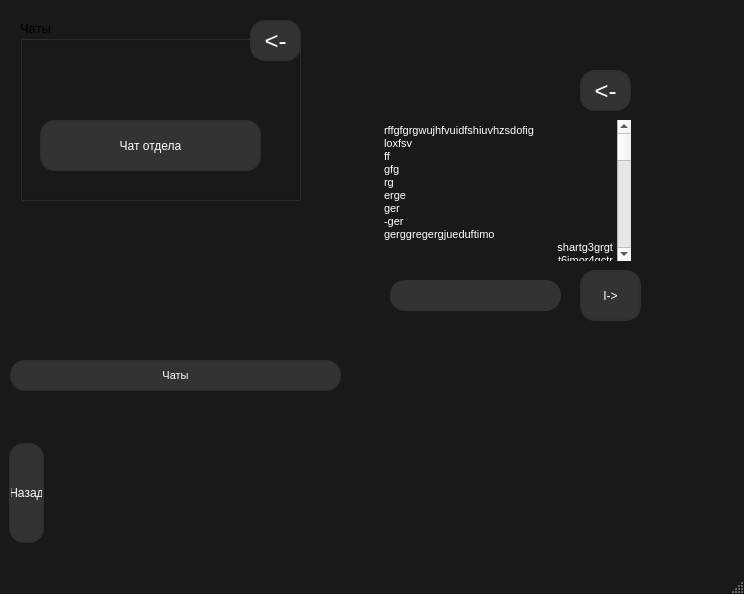
The window that CCPS/work.ui (grigigo/Tankists) describes before a commit, drawn with Qt 5.
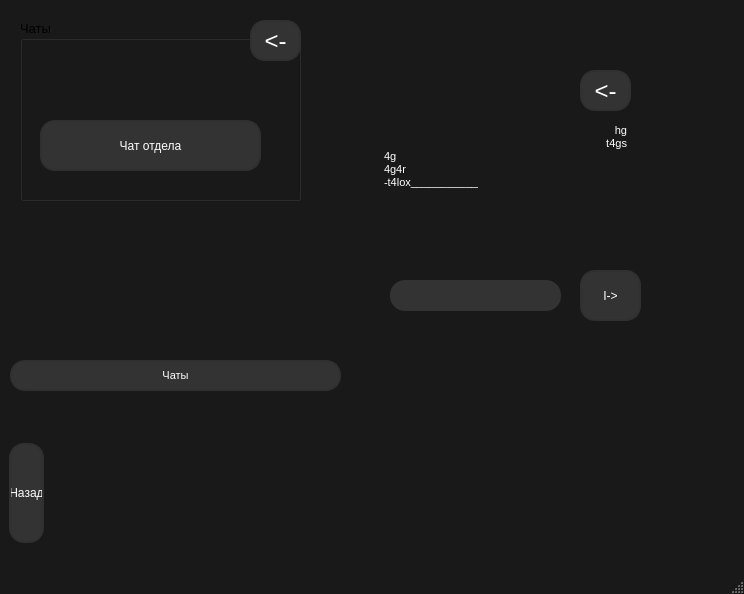
The same window after the commit.

What changed in the file:
```diff
--- a/CCPS/work.ui
+++ b/CCPS/work.ui
@@ -234,157 +234,11 @@
 &lt;html&gt;&lt;head&gt;&lt;meta name=&quot;qrichtext&quot; content=&quot;1&quot; /&gt;&lt;style type=&quot;text/css&quot;&gt;
 p, li { white-space: pre-wrap; }
 &lt;/style&gt;&lt;/head&gt;&lt;body style=&quot; font-family:'MS Shell Dlg 2'; font-size:8.25pt; font-weight:400; font-style:normal;&quot;&gt;
-&lt;p style=&quot; margin-top:0px; margin-bottom:0px; margin-left:0px; margin-right:0px; -qt-block-indent:0; text-indent:0px;&quot;&gt;rffgfgrgwujhfvuidfshiuvhzsdofig&lt;/p&gt;
-&lt;p style=&quot; margin-top:0px; margin-bottom:0px; margin-left:0px; margin-right:0px; -qt-block-indent:0; text-indent:0px;&quot;&gt;loxfsv&lt;/p&gt;
-&lt;p style=&quot; margin-top:0px; margin-bottom:0px; margin-left:0px; margin-right:0px; -qt-block-indent:0; text-indent:0px;&quot;&gt;ff&lt;/p&gt;
-&lt;p style=&quot; margin-top:0px; margin-bottom:0px; margin-left:0px; margin-right:0px; -qt-block-indent:0; text-indent:0px;&quot;&gt;gfg&lt;/p&gt;
-&lt;p style=&quot; margin-top:0px; margin-bottom:0px; margin-left:0px; margin-right:0px; -qt-block-indent:0; text-indent:0px;&quot;&gt;rg&lt;/p&gt;
-&lt;p style=&quot; margin-top:0px; margin-bottom:0px; margin-left:0px; margin-right:0px; -qt-block-indent:0; text-indent:0px;&quot;&gt;erge&lt;/p&gt;
-&lt;p style=&quot; margin-top:0px; margin-bottom:0px; margin-left:0px; margin-right:0px; -qt-block-indent:0; text-indent:0px;&quot;&gt;ger&lt;/p&gt;
-&lt;p style=&quot; margin-top:0px; margin-bottom:0px; margin-left:0px; margin-right:0px; -qt-block-indent:0; text-indent:0px;&quot;&gt;-ger&lt;/p&gt;
-&lt;p style=&quot; margin-top:0px; margin-bottom:0px; margin-left:0px; margin-right:0px; -qt-block-indent:0; text-indent:0px;&quot;&gt;gerggregergjueduftimo&lt;/p&gt;
-&lt;p align=&quot;right&quot; style=&quot; margin-top:0px; margin-bottom:0px; margin-left:0px; margin-right:0px; -qt-block-indent:0; text-indent:0px;&quot;&gt;shartg3grgt&lt;/p&gt;
-&lt;p align=&quot;right&quot; style=&quot; margin-top:0px; margin-bottom:0px; margin-left:0px; margin-right:0px; -qt-block-indent:0; text-indent:0px;&quot;&gt;t6imor4gctr&lt;/p&gt;
-&lt;p align=&quot;right&quot; style=&quot; margin-top:0px; margin-bottom:0px; margin-left:0px; margin-right:0px; -qt-block-indent:0; text-indent:0px;&quot;&gt;htrhg&lt;/p&gt;
+&lt;p align=&quot;right&quot; style=&quot; margin-top:0px; margin-bottom:0px; margin-left:0px; margin-right:0px; -qt-block-indent:0; text-indent:0px;&quot;&gt;hg&lt;/p&gt;
 &lt;p align=&quot;right&quot; style=&quot; margin-top:0px; margin-bottom:0px; margin-left:0px; margin-right:0px; -qt-block-indent:0; text-indent:0px;&quot;&gt;t4gs&lt;/p&gt;
-&lt;p align=&quot;right&quot; style=&quot; margin-top:0px; margin-bottom:0px; margin-left:0px; margin-right:0px; -qt-block-indent:0; text-indent:0px;&quot;&gt;4g&lt;/p&gt;
-&lt;p align=&quot;right&quot; style=&quot; margin-top:0px; margin-bottom:0px; margin-left:0px; margin-right:0px; -qt-block-indent:0; text-indent:0px;&quot;&gt;4g4r&lt;/p&gt;
-&lt;p align=&quot;right&quot; style=&quot; margin-top:0px; margin-bottom:0px; margin-left:0px; margin-right:0px; -qt-block-indent:0; text-indent:0px;&quot;&gt;-t4loxrffgfgrgwujhfvuidfshiuvhzsdofig&lt;/p&gt;
-&lt;p style=&quot; margin-top:0px; margin-bottom:0px; margin-left:0px; margin-right:0px; -qt-block-indent:0; text-indent:0px;&quot;&gt;loxfsv&lt;/p&gt;
-&lt;p style=&quot; margin-top:0px; margin-bottom:0px; margin-left:0px; margin-right:0px; -qt-block-indent:0; text-indent:0px;&quot;&gt;ff&lt;/p&gt;
-&lt;p style=&quot; margin-top:0px; margin-bottom:0px; margin-left:0px; margin-right:0px; -qt-block-indent:0; text-indent:0px;&quot;&gt;gfg&lt;/p&gt;
-&lt;p style=&quot; margin-top:0px; margin-bottom:0px; margin-left:0px; margin-right:0px; -qt-block-indent:0; text-indent:0px;&quot;&gt;rg&lt;/p&gt;
-&lt;p style=&quot; margin-top:0px; margin-bottom:0px; margin-left:0px; margin-right:0px; -qt-block-indent:0; text-indent:0px;&quot;&gt;erge&lt;/p&gt;
-&lt;p style=&quot; margin-top:0px; margin-bottom:0px; margin-left:0px; margin-right:0px; -qt-block-indent:0; text-indent:0px;&quot;&gt;ger&lt;/p&gt;
-&lt;p style=&quot; margin-top:0px; margin-bottom:0px; margin-left:0px; margin-right:0px; -qt-block-indent:0; text-indent:0px;&quot;&gt;-ger&lt;/p&gt;
-&lt;p style=&quot; margin-top:0px; margin-bottom:0px; margin-left:0px; margin-right:0px; -qt-block-indent:0; text-indent:0px;&quot;&gt;gerggregergjueduftimo&lt;/p&gt;
-&lt;p align=&quot;right&quot; style=&quot; margin-top:0px; margin-bottom:0px; margin-left:0px; margin-right:0px; -qt-block-indent:0; text-indent:0px;&quot;&gt;shartg3grgt&lt;/p&gt;
-&lt;p align=&quot;right&quot; style=&quot; margin-top:0px; margin-bottom:0px; margin-left:0px; margin-right:0px; -qt-block-indent:0; text-indent:0px;&quot;&gt;t6imor4gctr&lt;/p&gt;
-&lt;p align=&quot;right&quot; style=&quot; margin-top:0px; margin-bottom:0px; margin-left:0px; margin-right:0px; -qt-block-indent:0; text-indent:0px;&quot;&gt;htrhg&lt;/p&gt;
-&lt;p align=&quot;right&quot; style=&quot; margin-top:0px; margin-bottom:0px; margin-left:0px; margin-right:0px; -qt-block-indent:0; text-indent:0px;&quot;&gt;t4gs&lt;/p&gt;
-&lt;p align=&quot;right&quot; style=&quot; margin-top:0px; margin-bottom:0px; margin-left:0px; margin-right:0px; -qt-block-indent:0; text-indent:0px;&quot;&gt;4g&lt;/p&gt;
-&lt;p align=&quot;right&quot; style=&quot; margin-top:0px; margin-bottom:0px; margin-left:0px; margin-right:0px; -qt-block-indent:0; text-indent:0px;&quot;&gt;4g4r&lt;/p&gt;
-&lt;p align=&quot;right&quot; style=&quot; margin-top:0px; margin-bottom:0px; margin-left:0px; margin-right:0px; -qt-block-indent:0; text-indent:0px;&quot;&gt;-t4loxrffgfgrgwujhfvuidfshiuvhzsdofig&lt;/p&gt;
-&lt;p style=&quot; margin-top:0px; margin-bottom:0px; margin-left:0px; margin-right:0px; -qt-block-indent:0; text-indent:0px;&quot;&gt;loxfsv&lt;/p&gt;
-&lt;p style=&quot; margin-top:0px; margin-bottom:0px; margin-left:0px; margin-right:0px; -qt-block-indent:0; text-indent:0px;&quot;&gt;ff&lt;/p&gt;
-&lt;p style=&quot; margin-top:0px; margin-bottom:0px; margin-left:0px; margin-right:0px; -qt-block-indent:0; text-indent:0px;&quot;&gt;gfg&lt;/p&gt;
-&lt;p style=&quot; margin-top:0px; margin-bottom:0px; margin-left:0px; margin-right:0px; -qt-block-indent:0; text-indent:0px;&quot;&gt;rg&lt;/p&gt;
-&lt;p style=&quot; margin-top:0px; margin-bottom:0px; margin-left:0px; margin-right:0px; -qt-block-indent:0; text-indent:0px;&quot;&gt;erge&lt;/p&gt;
-&lt;p style=&quot; margin-top:0px; margin-bottom:0px; margin-left:0px; margin-right:0px; -qt-block-indent:0; text-indent:0px;&quot;&gt;ger&lt;/p&gt;
-&lt;p style=&quot; margin-top:0px; margin-bottom:0px; margin-left:0px; margin-right:0px; -qt-block-indent:0; text-indent:0px;&quot;&gt;-ger&lt;/p&gt;
-&lt;p style=&quot; margin-top:0px; margin-bottom:0px; margin-left:0px; margin-right:0px; -qt-block-indent:0; text-indent:0px;&quot;&gt;gerggregergjueduftimo&lt;/p&gt;
-&lt;p align=&quot;right&quot; style=&quot; margin-top:0px; margin-bottom:0px; margin-left:0px; margin-right:0px; -qt-block-indent:0; text-indent:0px;&quot;&gt;shartg3grgt&lt;/p&gt;
-&lt;p align=&quot;right&quot; style=&quot; margin-top:0px; margin-bottom:0px; margin-left:0px; margin-right:0px; -qt-block-indent:0; text-indent:0px;&quot;&gt;t6imor4gctr&lt;/p&gt;
-&lt;p align=&quot;right&quot; style=&quot; margin-top:0px; margin-bottom:0px; margin-left:0px; margin-right:0px; -qt-block-indent:0; text-indent:0px;&quot;&gt;htrhg&lt;/p&gt;
-&lt;p align=&quot;right&quot; style=&quot; margin-top:0px; margin-bottom:0px; margin-left:0px; margin-right:0px; -qt-block-indent:0; text-indent:0px;&quot;&gt;t4gs&lt;/p&gt;
-&lt;p align=&quot;right&quot; style=&quot; margin-top:0px; margin-bottom:0px; margin-left:0px; margin-right:0px; -qt-block-indent:0; text-indent:0px;&quot;&gt;4g&lt;/p&gt;
-&lt;p align=&quot;right&quot; style=&quot; margin-top:0px; margin-bottom:0px; margin-left:0px; margin-right:0px; -qt-block-indent:0; text-indent:0px;&quot;&gt;4g4r&lt;/p&gt;
-&lt;p align=&quot;right&quot; style=&quot; margin-top:0px; margin-bottom:0px; margin-left:0px; margin-right:0px; -qt-block-indent:0; text-indent:0px;&quot;&gt;-t4loxrffgfgrgwujhfvuidfshiuvhzsdofig&lt;/p&gt;
-&lt;p style=&quot; margin-top:0px; margin-bottom:0px; margin-left:0px; margin-right:0px; -qt-block-indent:0; text-indent:0px;&quot;&gt;loxfsv&lt;/p&gt;
-&lt;p style=&quot; margin-top:0px; margin-bottom:0px; margin-left:0px; margin-right:0px; -qt-block-indent:0; text-indent:0px;&quot;&gt;ff&lt;/p&gt;
-&lt;p style=&quot; margin-top:0px; margin-bottom:0px; margin-left:0px; margin-right:0px; -qt-block-indent:0; text-indent:0px;&quot;&gt;gfg&lt;/p&gt;
-&lt;p style=&quot; margin-top:0px; margin-bottom:0px; margin-left:0px; margin-right:0px; -qt-block-indent:0; text-indent:0px;&quot;&gt;rg&lt;/p&gt;
-&lt;p style=&quot; margin-top:0px; margin-bottom:0px; margin-left:0px; margin-right:0px; -qt-block-indent:0; text-indent:0px;&quot;&gt;erge&lt;/p&gt;
-&lt;p style=&quot; margin-top:0px; margin-bottom:0px; margin-left:0px; margin-right:0px; -qt-block-indent:0; text-indent:0px;&quot;&gt;ger&lt;/p&gt;
-&lt;p style=&quot; margin-top:0px; margin-bottom:0px; margin-left:0px; margin-right:0px; -qt-block-indent:0; text-indent:0px;&quot;&gt;-ger&lt;/p&gt;
-&lt;p style=&quot; margin-top:0px; margin-bottom:0px; margin-left:0px; margin-right:0px; -qt-block-indent:0; text-indent:0px;&quot;&gt;gerggregergjueduftimo&lt;/p&gt;
-&lt;p align=&quot;right&quot; style=&quot; margin-top:0px; margin-bottom:0px; margin-left:0px; margin-right:0px; -qt-block-indent:0; text-indent:0px;&quot;&gt;shartg3grgt&lt;/p&gt;
-&lt;p align=&quot;right&quot; style=&quot; margin-top:0px; margin-bottom:0px; margin-left:0px; margin-right:0px; -qt-block-indent:0; text-indent:0px;&quot;&gt;t6imor4gctr&lt;/p&gt;
-&lt;p align=&quot;right&quot; style=&quot; margin-top:0px; margin-bottom:0px; margin-left:0px; margin-right:0px; -qt-block-indent:0; text-indent:0px;&quot;&gt;htrhg&lt;/p&gt;
-&lt;p align=&quot;right&quot; style=&quot; margin-top:0px; margin-bottom:0px; margin-left:0px; margin-right:0px; -qt-block-indent:0; text-indent:0px;&quot;&gt;t4gs&lt;/p&gt;
-&lt;p align=&quot;right&quot; style=&quot; margin-top:0px; margin-bottom:0px; margin-left:0px; margin-right:0px; -qt-block-indent:0; text-indent:0px;&quot;&gt;4g&lt;/p&gt;
-&lt;p align=&quot;right&quot; style=&quot; margin-top:0px; margin-bottom:0px; margin-left:0px; margin-right:0px; -qt-block-indent:0; text-indent:0px;&quot;&gt;4g4r&lt;/p&gt;
-&lt;p align=&quot;right&quot; style=&quot; margin-top:0px; margin-bottom:0px; margin-left:0px; margin-right:0px; -qt-block-indent:0; text-indent:0px;&quot;&gt;-t4loxrffgfgrgwujhfvuidfshiuvhzsdofig&lt;/p&gt;
-&lt;p style=&quot; margin-top:0px; margin-bottom:0px; margin-left:0px; margin-right:0px; -qt-block-indent:0; text-indent:0px;&quot;&gt;loxfsv&lt;/p&gt;
-&lt;p style=&quot; margin-top:0px; margin-bottom:0px; margin-left:0px; margin-right:0px; -qt-block-indent:0; text-indent:0px;&quot;&gt;ff&lt;/p&gt;
-&lt;p style=&quot; margin-top:0px; margin-bottom:0px; margin-left:0px; margin-right:0px; -qt-block-indent:0; text-indent:0px;&quot;&gt;gfg&lt;/p&gt;
-&lt;p style=&quot; margin-top:0px; margin-bottom:0px; margin-left:0px; margin-right:0px; -qt-block-indent:0; text-indent:0px;&quot;&gt;rg&lt;/p&gt;
-&lt;p style=&quot; margin-top:0px; margin-bottom:0px; margin-left:0px; margin-right:0px; -qt-block-indent:0; text-indent:0px;&quot;&gt;erge&lt;/p&gt;
-&lt;p style=&quot; margin-top:0px; margin-bottom:0px; margin-left:0px; margin-right:0px; -qt-block-indent:0; text-indent:0px;&quot;&gt;ger&lt;/p&gt;
-&lt;p style=&quot; margin-top:0px; margin-bottom:0px; margin-left:0px; margin-right:0px; -qt-block-indent:0; text-indent:0px;&quot;&gt;-ger&lt;/p&gt;
-&lt;p style=&quot; margin-top:0px; margin-bottom:0px; margin-left:0px; margin-right:0px; -qt-block-indent:0; text-indent:0px;&quot;&gt;gerggregergjueduftimo&lt;/p&gt;
-&lt;p align=&quot;right&quot; style=&quot; margin-top:0px; margin-bottom:0px; margin-left:0px; margin-right:0px; -qt-block-indent:0; text-indent:0px;&quot;&gt;shartg3grgt&lt;/p&gt;
-&lt;p align=&quot;right&quot; style=&quot; margin-top:0px; margin-bottom:0px; margin-left:0px; margin-right:0px; -qt-block-indent:0; text-indent:0px;&quot;&gt;t6imor4gctr&lt;/p&gt;
-&lt;p align=&quot;right&quot; style=&quot; margin-top:0px; margin-bottom:0px; margin-left:0px; margin-right:0px; -qt-block-indent:0; text-indent:0px;&quot;&gt;htrhg&lt;/p&gt;
-&lt;p align=&quot;right&quot; style=&quot; margin-top:0px; margin-bottom:0px; margin-left:0px; margin-right:0px; -qt-block-indent:0; text-indent:0px;&quot;&gt;t4gs&lt;/p&gt;
-&lt;p align=&quot;right&quot; style=&quot; margin-top:0px; margin-bottom:0px; margin-left:0px; margin-right:0px; -qt-block-indent:0; text-indent:0px;&quot;&gt;4g&lt;/p&gt;
-&lt;p align=&quot;right&quot; style=&quot; margin-top:0px; margin-bottom:0px; margin-left:0px; margin-right:0px; -qt-block-indent:0; text-indent:0px;&quot;&gt;4g4r&lt;/p&gt;
-&lt;p align=&quot;right&quot; style=&quot; margin-top:0px; margin-bottom:0px; margin-left:0px; margin-right:0px; -qt-block-indent:0; text-indent:0px;&quot;&gt;-t4loxrffgfgrgwujhfvuidfshiuvhzsdofig&lt;/p&gt;
-&lt;p style=&quot; margin-top:0px; margin-bottom:0px; margin-left:0px; margin-right:0px; -qt-block-indent:0; text-indent:0px;&quot;&gt;loxfsv&lt;/p&gt;
-&lt;p style=&quot; margin-top:0px; margin-bottom:0px; margin-left:0px; margin-right:0px; -qt-block-indent:0; text-indent:0px;&quot;&gt;ff&lt;/p&gt;
-&lt;p style=&quot; margin-top:0px; margin-bottom:0px; margin-left:0px; margin-right:0px; -qt-block-indent:0; text-indent:0px;&quot;&gt;gfg&lt;/p&gt;
-&lt;p style=&quot; margin-top:0px; margin-bottom:0px; margin-left:0px; margin-right:0px; -qt-block-indent:0; text-indent:0px;&quot;&gt;rg&lt;/p&gt;
-&lt;p style=&quot; margin-top:0px; margin-bottom:0px; margin-left:0px; margin-right:0px; -qt-block-indent:0; text-indent:0px;&quot;&gt;erge&lt;/p&gt;
-&lt;p style=&quot; margin-top:0px; margin-bottom:0px; margin-left:0px; margin-right:0px; -qt-block-indent:0; text-indent:0px;&quot;&gt;ger&lt;/p&gt;
-&lt;p style=&quot; margin-top:0px; margin-bottom:0px; margin-left:0px; margin-right:0px; -qt-block-indent:0; text-indent:0px;&quot;&gt;-ger&lt;/p&gt;
-&lt;p style=&quot; margin-top:0px; margin-bottom:0px; margin-left:0px; margin-right:0px; -qt-block-indent:0; text-indent:0px;&quot;&gt;gerggregergjueduftimo&lt;/p&gt;
-&lt;p align=&quot;right&quot; style=&quot; margin-top:0px; margin-bottom:0px; margin-left:0px; margin-right:0px; -qt-block-indent:0; text-indent:0px;&quot;&gt;shartg3grgt&lt;/p&gt;
-&lt;p align=&quot;right&quot; style=&quot; margin-top:0px; margin-bottom:0px; margin-left:0px; margin-right:0px; -qt-block-indent:0; text-indent:0px;&quot;&gt;t6imor4gctr&lt;/p&gt;
-&lt;p align=&quot;right&quot; style=&quot; margin-top:0px; margin-bottom:0px; margin-left:0px; margin-right:0px; -qt-block-indent:0; text-indent:0px;&quot;&gt;htrhg&lt;/p&gt;
-&lt;p align=&quot;right&quot; style=&quot; margin-top:0px; margin-bottom:0px; margin-left:0px; margin-right:0px; -qt-block-indent:0; text-indent:0px;&quot;&gt;t4gs&lt;/p&gt;
-&lt;p align=&quot;right&quot; style=&quot; margin-top:0px; margin-bottom:0px; margin-left:0px; margin-right:0px; -qt-block-indent:0; text-indent:0px;&quot;&gt;4g&lt;/p&gt;
-&lt;p align=&quot;right&quot; style=&quot; margin-top:0px; margin-bottom:0px; margin-left:0px; margin-right:0px; -qt-block-indent:0; text-indent:0px;&quot;&gt;4g4r&lt;/p&gt;
-&lt;p align=&quot;right&quot; style=&quot; margin-top:0px; margin-bottom:0px; margin-left:0px; margin-right:0px; -qt-block-indent:0; text-indent:0px;&quot;&gt;-t4loxrffgfgrgwujhfvuidfshiuvhzsdofig&lt;/p&gt;
-&lt;p style=&quot; margin-top:0px; margin-bottom:0px; margin-left:0px; margin-right:0px; -qt-block-indent:0; text-indent:0px;&quot;&gt;loxfsv&lt;/p&gt;
-&lt;p style=&quot; margin-top:0px; margin-bottom:0px; margin-left:0px; margin-right:0px; -qt-block-indent:0; text-indent:0px;&quot;&gt;ff&lt;/p&gt;
-&lt;p style=&quot; margin-top:0px; margin-bottom:0px; margin-left:0px; margin-right:0px; -qt-block-indent:0; text-indent:0px;&quot;&gt;gfg&lt;/p&gt;
-&lt;p style=&quot; margin-top:0px; margin-bottom:0px; margin-left:0px; margin-right:0px; -qt-block-indent:0; text-indent:0px;&quot;&gt;rg&lt;/p&gt;
-&lt;p style=&quot; margin-top:0px; margin-bottom:0px; margin-left:0px; margin-right:0px; -qt-block-indent:0; text-indent:0px;&quot;&gt;erge&lt;/p&gt;
-&lt;p style=&quot; margin-top:0px; margin-bottom:0px; margin-left:0px; margin-right:0px; -qt-block-indent:0; text-indent:0px;&quot;&gt;ger&lt;/p&gt;
-&lt;p style=&quot; margin-top:0px; margin-bottom:0px; margin-left:0px; margin-right:0px; -qt-block-indent:0; text-indent:0px;&quot;&gt;-ger&lt;/p&gt;
-&lt;p style=&quot; margin-top:0px; margin-bottom:0px; margin-left:0px; margin-right:0px; -qt-block-indent:0; text-indent:0px;&quot;&gt;gerggregergjueduftimo&lt;/p&gt;
-&lt;p align=&quot;right&quot; style=&quot; margin-top:0px; margin-bottom:0px; margin-left:0px; margin-right:0px; -qt-block-indent:0; text-indent:0px;&quot;&gt;shartg3grgt&lt;/p&gt;
-&lt;p align=&quot;right&quot; style=&quot; margin-top:0px; margin-bottom:0px; margin-left:0px; margin-right:0px; -qt-block-indent:0; text-indent:0px;&quot;&gt;t6imor4gctr&lt;/p&gt;
-&lt;p align=&quot;right&quot; style=&quot; margin-top:0px; margin-bottom:0px; margin-left:0px; margin-right:0px; -qt-block-indent:0; text-indent:0px;&quot;&gt;htrhg&lt;/p&gt;
-&lt;p align=&quot;right&quot; style=&quot; margin-top:0px; margin-bottom:0px; margin-left:0px; margin-right:0px; -qt-block-indent:0; text-indent:0px;&quot;&gt;t4gs&lt;/p&gt;
-&lt;p align=&quot;right&quot; style=&quot; margin-top:0px; margin-bottom:0px; margin-left:0px; margin-right:0px; -qt-block-indent:0; text-indent:0px;&quot;&gt;4g&lt;/p&gt;
-&lt;p align=&quot;right&quot; style=&quot; margin-top:0px; margin-bottom:0px; margin-left:0px; margin-right:0px; -qt-block-indent:0; text-indent:0px;&quot;&gt;4g4r&lt;/p&gt;
-&lt;p align=&quot;right&quot; style=&quot; margin-top:0px; margin-bottom:0px; margin-left:0px; margin-right:0px; -qt-block-indent:0; text-indent:0px;&quot;&gt;-t4loxrffgfgrgwujhfvuidfshiuvhzsdofig&lt;/p&gt;
-&lt;p style=&quot; margin-top:0px; margin-bottom:0px; margin-left:0px; margin-right:0px; -qt-block-indent:0; text-indent:0px;&quot;&gt;loxfsv&lt;/p&gt;
-&lt;p style=&quot; margin-top:0px; margin-bottom:0px; margin-left:0px; margin-right:0px; -qt-block-indent:0; text-indent:0px;&quot;&gt;ff&lt;/p&gt;
-&lt;p style=&quot; margin-top:0px; margin-bottom:0px; margin-left:0px; margin-right:0px; -qt-block-indent:0; text-indent:0px;&quot;&gt;gfg&lt;/p&gt;
-&lt;p style=&quot; margin-top:0px; margin-bottom:0px; margin-left:0px; margin-right:0px; -qt-block-indent:0; text-indent:0px;&quot;&gt;rg&lt;/p&gt;
-&lt;p style=&quot; margin-top:0px; margin-bottom:0px; margin-left:0px; margin-right:0px; -qt-block-indent:0; text-indent:0px;&quot;&gt;erge&lt;/p&gt;
-&lt;p style=&quot; margin-top:0px; margin-bottom:0px; margin-left:0px; margin-right:0px; -qt-block-indent:0; text-indent:0px;&quot;&gt;ger&lt;/p&gt;
-&lt;p style=&quot; margin-top:0px; margin-bottom:0px; margin-left:0px; margin-right:0px; -qt-block-indent:0; text-indent:0px;&quot;&gt;-ger&lt;/p&gt;
-&lt;p style=&quot; margin-top:0px; margin-bottom:0px; margin-left:0px; margin-right:0px; -qt-block-indent:0; text-indent:0px;&quot;&gt;gerggregergjueduftimo&lt;/p&gt;
-&lt;p align=&quot;right&quot; style=&quot; margin-top:0px; margin-bottom:0px; margin-left:0px; margin-right:0px; -qt-block-indent:0; text-indent:0px;&quot;&gt;shartg3grgt&lt;/p&gt;
-&lt;p align=&quot;right&quot; style=&quot; margin-top:0px; margin-bottom:0px; margin-left:0px; margin-right:0px; -qt-block-indent:0; text-indent:0px;&quot;&gt;t6imor4gctr&lt;/p&gt;
-&lt;p align=&quot;right&quot; style=&quot; margin-top:0px; margin-bottom:0px; margin-left:0px; margin-right:0px; -qt-block-indent:0; text-indent:0px;&quot;&gt;htrhg&lt;/p&gt;
-&lt;p align=&quot;right&quot; style=&quot; margin-top:0px; margin-bottom:0px; margin-left:0px; margin-right:0px; -qt-block-indent:0; text-indent:0px;&quot;&gt;t4gs&lt;/p&gt;
-&lt;p align=&quot;right&quot; style=&quot; margin-top:0px; margin-bottom:0px; margin-left:0px; margin-right:0px; -qt-block-indent:0; text-indent:0px;&quot;&gt;4g&lt;/p&gt;
-&lt;p align=&quot;right&quot; style=&quot; margin-top:0px; margin-bottom:0px; margin-left:0px; margin-right:0px; -qt-block-indent:0; text-indent:0px;&quot;&gt;4g4r&lt;/p&gt;
-&lt;p align=&quot;right&quot; style=&quot; margin-top:0px; margin-bottom:0px; margin-left:0px; margin-right:0px; -qt-block-indent:0; text-indent:0px;&quot;&gt;-t4loxrffgfgrgwujhfvuidfshiuvhzsdofig&lt;/p&gt;
-&lt;p style=&quot; margin-top:0px; margin-bottom:0px; margin-left:0px; margin-right:0px; -qt-block-indent:0; text-indent:0px;&quot;&gt;loxfsv&lt;/p&gt;
-&lt;p style=&quot; margin-top:0px; margin-bottom:0px; margin-left:0px; margin-right:0px; -qt-block-indent:0; text-indent:0px;&quot;&gt;ff&lt;/p&gt;
-&lt;p style=&quot; margin-top:0px; margin-bottom:0px; margin-left:0px; margin-right:0px; -qt-block-indent:0; text-indent:0px;&quot;&gt;gfg&lt;/p&gt;
-&lt;p style=&quot; margin-top:0px; margin-bottom:0px; margin-left:0px; margin-right:0px; -qt-block-indent:0; text-indent:0px;&quot;&gt;rg&lt;/p&gt;
-&lt;p style=&quot; margin-top:0px; margin-bottom:0px; margin-left:0px; margin-right:0px; -qt-block-indent:0; text-indent:0px;&quot;&gt;erge&lt;/p&gt;
-&lt;p style=&quot; margin-top:0px; margin-bottom:0px; margin-left:0px; margin-right:0px; -qt-block-indent:0; text-indent:0px;&quot;&gt;ger&lt;/p&gt;
-&lt;p style=&quot; margin-top:0px; margin-bottom:0px; margin-left:0px; margin-right:0px; -qt-block-indent:0; text-indent:0px;&quot;&gt;-ger&lt;/p&gt;
-&lt;p style=&quot; margin-top:0px; margin-bottom:0px; margin-left:0px; margin-right:0px; -qt-block-indent:0; text-indent:0px;&quot;&gt;gerggregergjueduftimo&lt;/p&gt;
-&lt;p align=&quot;right&quot; style=&quot; margin-top:0px; margin-bottom:0px; margin-left:0px; margin-right:0px; -qt-block-indent:0; text-indent:0px;&quot;&gt;shartg3grgt&lt;/p&gt;
-&lt;p align=&quot;right&quot; style=&quot; margin-top:0px; margin-bottom:0px; margin-left:0px; margin-right:0px; -qt-block-indent:0; text-indent:0px;&quot;&gt;t6imor4gctr&lt;/p&gt;
-&lt;p align=&quot;right&quot; style=&quot; margin-top:0px; margin-bottom:0px; margin-left:0px; margin-right:0px; -qt-block-indent:0; text-indent:0px;&quot;&gt;htrhg&lt;/p&gt;
-&lt;p align=&quot;right&quot; style=&quot; margin-top:0px; margin-bottom:0px; margin-left:0px; margin-right:0px; -qt-block-indent:0; text-indent:0px;&quot;&gt;t4gs&lt;/p&gt;
-&lt;p align=&quot;right&quot; style=&quot; margin-top:0px; margin-bottom:0px; margin-left:0px; margin-right:0px; -qt-block-indent:0; text-indent:0px;&quot;&gt;4g&lt;/p&gt;
-&lt;p align=&quot;right&quot; style=&quot; margin-top:0px; margin-bottom:0px; margin-left:0px; margin-right:0px; -qt-block-indent:0; text-indent:0px;&quot;&gt;4g4r&lt;/p&gt;
-&lt;p align=&quot;right&quot; style=&quot; margin-top:0px; margin-bottom:0px; margin-left:0px; margin-right:0px; -qt-block-indent:0; text-indent:0px;&quot;&gt;-t4loxrffgfgrgwujhfvuidfshiuvhzsdofig&lt;/p&gt;
-&lt;p style=&quot; margin-top:0px; margin-bottom:0px; margin-left:0px; margin-right:0px; -qt-block-indent:0; text-indent:0px;&quot;&gt;loxfsv&lt;/p&gt;
-&lt;p style=&quot; margin-top:0px; margin-bottom:0px; margin-left:0px; margin-right:0px; -qt-block-indent:0; text-indent:0px;&quot;&gt;ff&lt;/p&gt;
-&lt;p style=&quot; margin-top:0px; margin-bottom:0px; margin-left:0px; margin-right:0px; -qt-block-indent:0; text-indent:0px;&quot;&gt;gfg&lt;/p&gt;
-&lt;p style=&quot; margin-top:0px; margin-bottom:0px; margin-left:0px; margin-right:0px; -qt-block-indent:0; text-indent:0px;&quot;&gt;rg&lt;/p&gt;
-&lt;p style=&quot; margin-top:0px; margin-bottom:0px; margin-left:0px; margin-right:0px; -qt-block-indent:0; text-indent:0px;&quot;&gt;erge&lt;/p&gt;
-&lt;p style=&quot; margin-top:0px; margin-bottom:0px; margin-left:0px; margin-right:0px; -qt-block-indent:0; text-indent:0px;&quot;&gt;ger&lt;/p&gt;
-&lt;p style=&quot; margin-top:0px; margin-bottom:0px; margin-left:0px; margin-right:0px; -qt-block-indent:0; text-indent:0px;&quot;&gt;-ger&lt;/p&gt;
-&lt;p style=&quot; margin-top:0px; margin-bottom:0px; margin-left:0px; margin-right:0px; -qt-block-indent:0; text-indent:0px;&quot;&gt;gerggregergjueduftimo&lt;/p&gt;
-&lt;p align=&quot;right&quot; style=&quot; margin-top:0px; margin-bottom:0px; margin-left:0px; margin-right:0px; -qt-block-indent:0; text-indent:0px;&quot;&gt;shartg3grgt&lt;/p&gt;
-&lt;p align=&quot;right&quot; style=&quot; margin-top:0px; margin-bottom:0px; margin-left:0px; margin-right:0px; -qt-block-indent:0; text-indent:0px;&quot;&gt;t6imor4gctr&lt;/p&gt;
-&lt;p align=&quot;right&quot; style=&quot; margin-top:0px; margin-bottom:0px; margin-left:0px; margin-right:0px; -qt-block-indent:0; text-indent:0px;&quot;&gt;htrhg&lt;/p&gt;
-&lt;p align=&quot;right&quot; style=&quot; margin-top:0px; margin-bottom:0px; margin-left:0px; margin-right:0px; -qt-block-indent:0; text-indent:0px;&quot;&gt;t4gs&lt;/p&gt;
-&lt;p align=&quot;right&quot; style=&quot; margin-top:0px; margin-bottom:0px; margin-left:0px; margin-right:0px; -qt-block-indent:0; text-indent:0px;&quot;&gt;4g&lt;/p&gt;
-&lt;p align=&quot;right&quot; style=&quot; margin-top:0px; margin-bottom:0px; margin-left:0px; margin-right:0px; -qt-block-indent:0; text-indent:0px;&quot;&gt;4g4r&lt;/p&gt;
-&lt;p align=&quot;right&quot; style=&quot; margin-top:0px; margin-bottom:0px; margin-left:0px; margin-right:0px; -qt-block-indent:0; text-indent:0px;&quot;&gt;-t4lox___________&lt;/p&gt;&lt;/body&gt;&lt;/html&gt;</string>
+&lt;p style=&quot; margin-top:0px; margin-bottom:0px; margin-left:0px; margin-right:0px; -qt-block-indent:0; text-indent:0px;&quot;&gt;4g&lt;/p&gt;
+&lt;p style=&quot; margin-top:0px; margin-bottom:0px; margin-left:0px; margin-right:0px; -qt-block-indent:0; text-indent:0px;&quot;&gt;4g4r&lt;/p&gt;
+&lt;p style=&quot; margin-top:0px; margin-bottom:0px; margin-left:0px; margin-right:0px; -qt-block-indent:0; text-indent:0px;&quot;&gt;-t4lox___________&lt;/p&gt;&lt;/body&gt;&lt;/html&gt;</string>
      </property>
     </widget>
     <widget class="QPushButton" name="pushButton_3">
```
